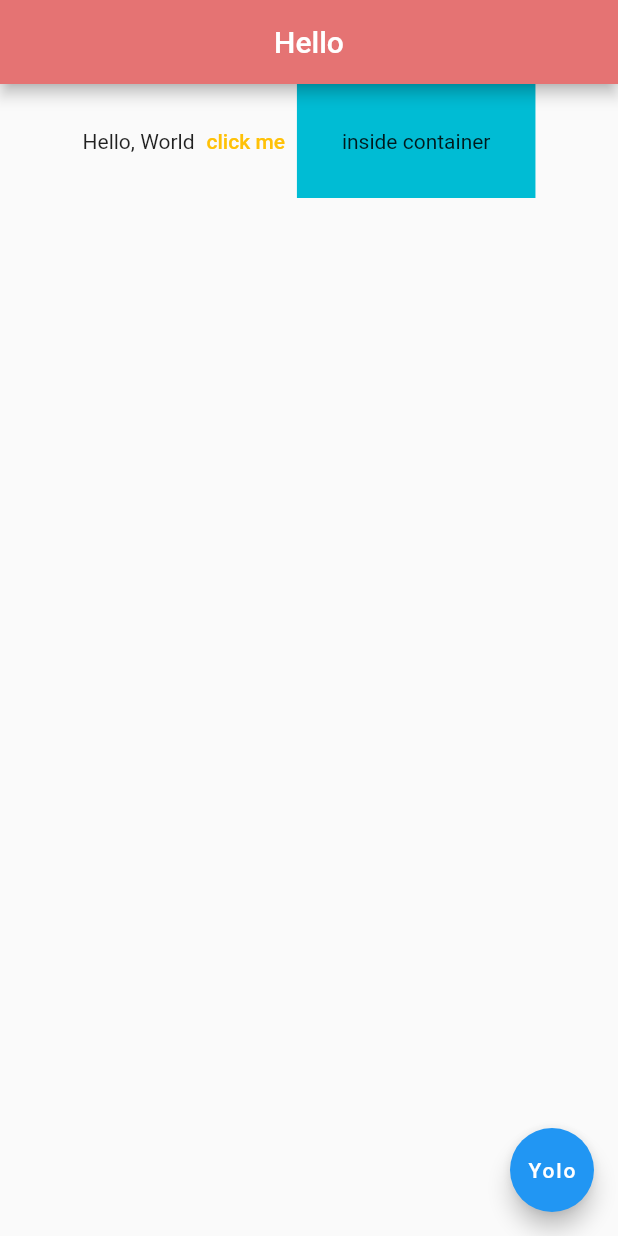
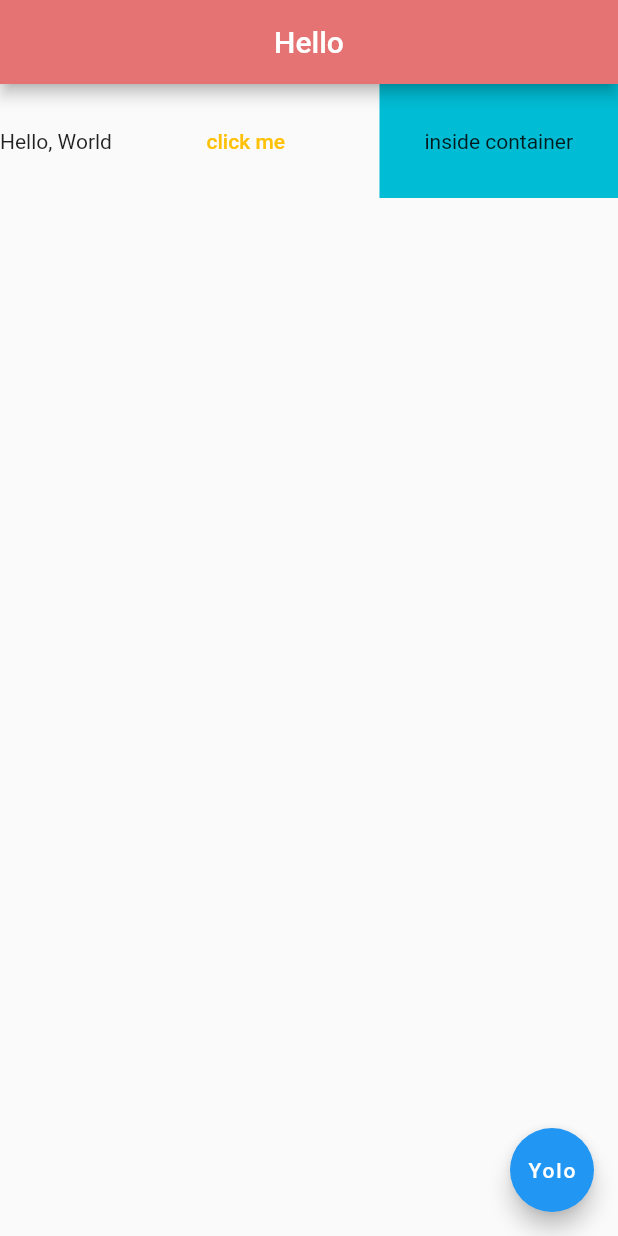
Before and after one commit to pewebdevelopment/Zen-Flutter-PlayGround, a Flutter app: the screen it shows after launch, on a phone screen of 412 x 824 dp. Run offline on Flutter 3.47's test engine with Material 2 defaults, Android fonts, the phone set to English and light mode, and no system bars; missing offline and left inert: dart:html.

Commit message:
MainAxisAlignment.spaceBetween Putted

```diff
--- a/lib/main.dart
+++ b/lib/main.dart
@@ -15,7 +15,7 @@ class Home extends StatelessWidget {
           backgroundColor: Colors.red[300],
         ),
         body: Row(
-          mainAxisAlignment: MainAxisAlignment.center,
+          mainAxisAlignment: MainAxisAlignment.spaceBetween,
           children: <Widget>[
             Text('Hello, World'),
             TextButton(
```
